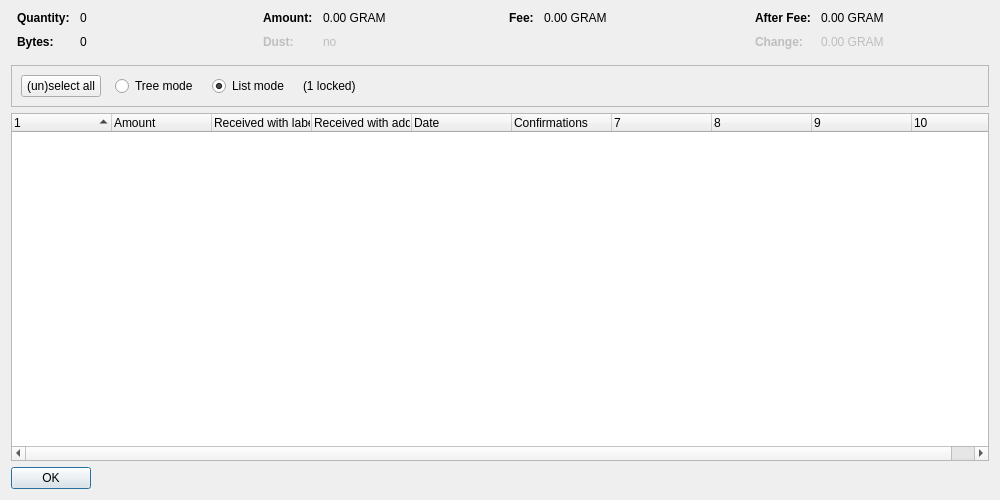
First picture: the form in src/qt/forms/coincontroldialog.ui, repository minblock/ogkushcoin, before the edit.
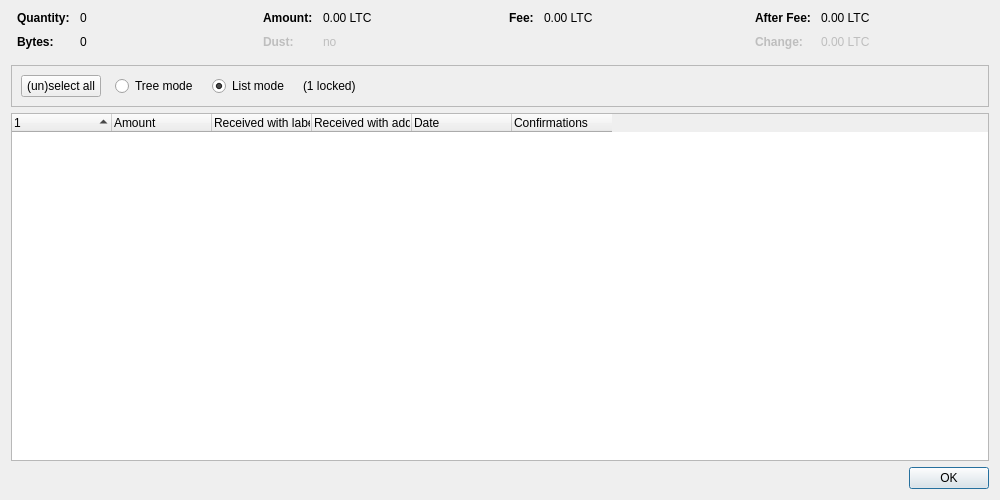
Second picture: the form after the edit. Custom widgets are drawn as their Qt base class.

Diff of the .ui file:
```diff
--- a/src/qt/forms/coincontroldialog.ui
+++ b/src/qt/forms/coincontroldialog.ui
@@ -132,7 +132,7 @@
           <enum>Qt::ActionsContextMenu</enum>
          </property>
          <property name="text">
-          <string notr="true">0.00 GRAM</string>
+          <string notr="true">0.00 LTC</string>
          </property>
          <property name="textInteractionFlags">
           <set>Qt::LinksAccessibleByMouse|Qt::TextSelectableByKeyboard|Qt::TextSelectableByMouse</set>
@@ -212,7 +212,7 @@
           <enum>Qt::ActionsContextMenu</enum>
          </property>
          <property name="text">
-          <string notr="true">0.00 GRAM</string>
+          <string notr="true">0.00 LTC</string>
          </property>
          <property name="textInteractionFlags">
           <set>Qt::LinksAccessibleByMouse|Qt::TextSelectableByKeyboard|Qt::TextSelectableByMouse</set>
@@ -257,7 +257,7 @@
           <enum>Qt::ActionsContextMenu</enum>
          </property>
          <property name="text">
-          <string notr="true">0.00 GRAM</string>
+          <string notr="true">0.00 LTC</string>
          </property>
          <property name="textInteractionFlags">
           <set>Qt::LinksAccessibleByMouse|Qt::TextSelectableByKeyboard|Qt::TextSelectableByMouse</set>
@@ -292,7 +292,7 @@
           <enum>Qt::ActionsContextMenu</enum>
          </property>
          <property name="text">
-          <string notr="true">0.00 GRAM</string>
+          <string notr="true">0.00 LTC</string>
          </property>
          <property name="textInteractionFlags">
           <set>Qt::LinksAccessibleByMouse|Qt::TextSelectableByKeyboard|Qt::TextSelectableByMouse</set>
@@ -402,7 +402,7 @@
       <bool>false</bool>
      </property>
      <property name="columnCount">
-      <number>10</number>
+      <number>6</number>
      </property>
      <attribute name="headerShowSortIndicator" stdset="0">
       <bool>true</bool>
@@ -467,12 +467,6 @@
    </item>
    <item>
     <widget class="QDialogButtonBox" name="buttonBox">
-     <property name="sizePolicy">
-      <sizepolicy hsizetype="Maximum" vsizetype="Fixed">
-       <horstretch>0</horstretch>
-       <verstretch>0</verstretch>
-      </sizepolicy>
-     </property>
      <property name="orientation">
       <enum>Qt::Horizontal</enum>
      </property>
```
